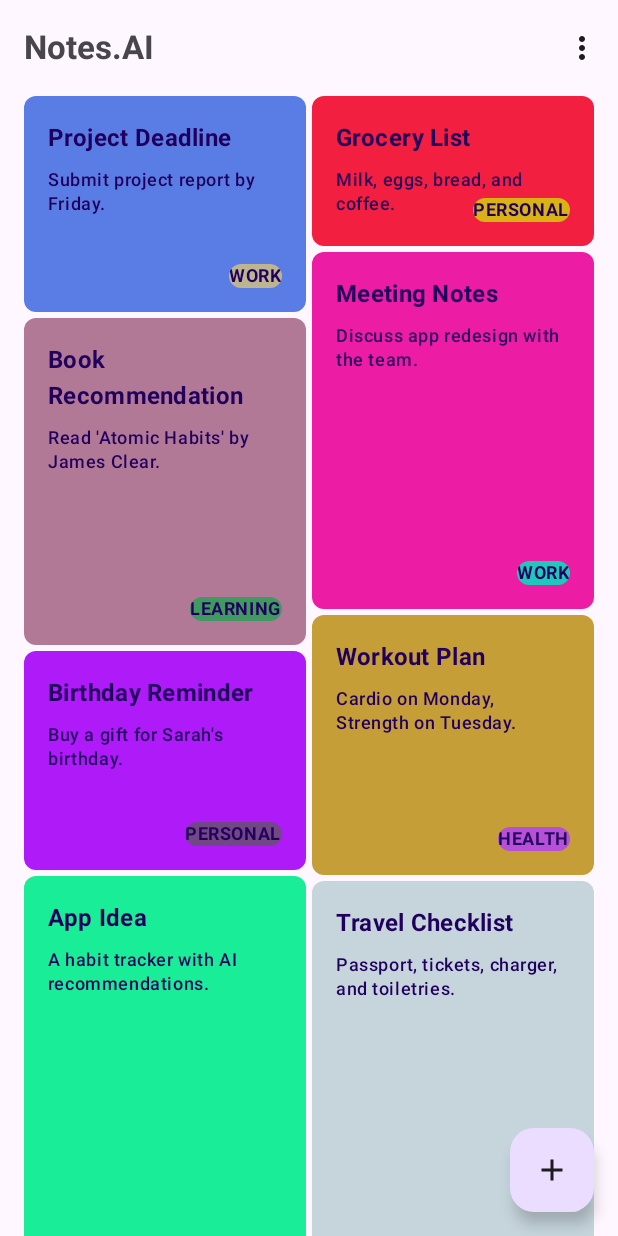
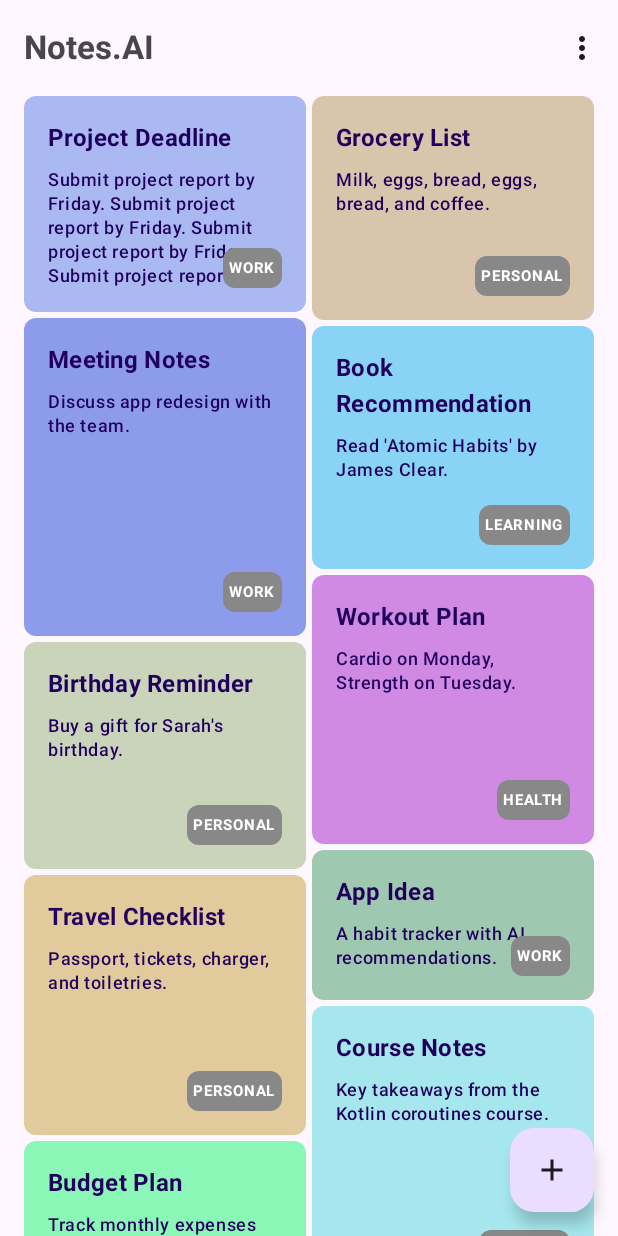
Before and after one commit to gonzalo-droid/RandomChallenge, an Android app built with Jetpack Compose: the NotesScreenRoute screen opened through its navigation route, on a phone screen of 412 x 824 dp. Run offline under Robolectric (Android 15) with nearby library versions, the phone set to English and light mode, and no system bars; our stand-ins replace Dagger/Hilt's generated code.

```diff
--- a/app/src/main/java/com/gondroid/noteai/presentation/navigation/NavigationRoot.kt
+++ b/app/src/main/java/com/gondroid/noteai/presentation/navigation/NavigationRoot.kt
@@ -9,8 +9,8 @@ import androidx.navigation.NavHostController
 import androidx.navigation.compose.NavHost
 import androidx.navigation.compose.composable
 import com.gondroid.noteai.presentation.screens.TestScreenRoot
-import com.gondroid.noteai.presentation.screens.detail.TaskScreenRoot
-import com.gondroid.noteai.presentation.screens.detail.TaskViewModel
+import com.gondroid.noteai.presentation.screens.taskCreate.TaskScreenRoot
+import com.gondroid.noteai.presentation.screens.taskCreate.TaskCreateViewModel
 import com.gondroid.noteai.presentation.screens.home.HomeScreenRoot
 import com.gondroid.noteai.presentation.screens.home.HomeScreenViewModel
 import com.gondroid.noteai.presentation.screens.notes.NotesScreenRoot
@@ -44,7 +44,7 @@ fun NavigationRoot(
             }
 
             composable<TaskScreenRoute> {
-                val taskViewModel = hiltViewModel<TaskViewModel>()
+                val taskViewModel = hiltViewModel<TaskCreateViewModel>()
                 TaskScreenRoot(
                     viewModel = taskViewModel,
                     navigateBack = {
--- a/app/src/main/java/com/gondroid/noteai/presentation/screens/detail/TaskEvent.kt
+++ /dev/null
@@ -1,5 +0,0 @@
-package com.gondroid.noteai.presentation.screens.detail
-
-sealed interface TaskEvent{
-    data object TaskCreated: TaskEvent
-}
--- a/app/src/main/java/com/gondroid/noteai/presentation/screens/home/components/NoteItem.kt
+++ b/app/src/main/java/com/gondroid/noteai/presentation/screens/home/components/NoteItem.kt
@@ -1,6 +1,7 @@
 package com.gondroid.noteai.presentation.screens.home.components
 
 import androidx.compose.foundation.background
+import androidx.compose.foundation.clickable
 import androidx.compose.foundation.layout.Arrangement
 import androidx.compose.foundation.layout.Box
 import androidx.compose.foundation.layout.Column
@@ -21,6 +22,7 @@ import androidx.compose.ui.text.font.FontWeight
 import androidx.compose.ui.text.style.TextOverflow
 import androidx.compose.ui.tooling.preview.Preview
 import androidx.compose.ui.unit.dp
+import androidx.compose.ui.unit.sp
 import com.gondroid.noteai.domain.Category
 import com.gondroid.noteai.domain.Note
 import com.gondroid.noteai.ui.theme.NoteAppTheme
@@ -59,7 +61,10 @@ fun NoteItem(
             .height(randomHeight.dp)
             .clip(RoundedCornerShape(8.dp))
             .background(randomColor())
-            .padding(16.dp),
+            .padding(16.dp)
+            .clickable {
+                onItemSelected()
+            },
     ) {
         Column(
             horizontalAlignment = Alignment.Start,
@@ -90,11 +95,14 @@ fun NoteItem(
         }
         Text(
             text = note.category?.name ?: "",
-            style = MaterialTheme.typography.bodySmall,
             fontWeight = FontWeight.Bold,
-            color = MaterialTheme.colorScheme.onPrimaryContainer,
-            modifier = Modifier.align(Alignment.BottomEnd).clip(RoundedCornerShape(8.dp))
-                .background(randomColor())
+            fontSize = 10.sp,
+            color = Color.White,
+            modifier = Modifier
+                .align(Alignment.BottomEnd)
+                .clip(RoundedCornerShape(8.dp))
+                .background(Color.Gray)
+                .padding(horizontal = 4.dp, vertical = 1.dp)
         )
     }
 }
@@ -104,6 +112,6 @@ fun randomColor(): Color {
         red = Random.nextFloat(),
         green = Random.nextFloat(),
         blue = Random.nextFloat(),
-        alpha = 1f
+        alpha = 0.5f
     )
 }
--- a/app/src/main/java/com/gondroid/noteai/presentation/screens/notes/NotesScreen.kt
+++ b/app/src/main/java/com/gondroid/noteai/presentation/screens/notes/NotesScreen.kt
@@ -129,13 +129,13 @@ fun NotesScreen(
             Note(
                 id = "1",
                 title = "Project Deadline",
-                content = "Submit project report by Friday.",
+                content = "Submit project report by Friday. Submit project report by Friday. Submit project report by Friday. Submit project report by Friday.",
                 category = Category.WORK
             ),
             Note(
                 id = "2",
                 title = "Grocery List",
-                content = "Milk, eggs, bread, and coffee.",
+                content = "Milk, eggs, bread, eggs, bread, and coffee.",
                 category = Category.PERSONAL
             ),
             Note(
@@ -185,6 +185,24 @@ fun NotesScreen(
                 title = "Budget Plan",
                 content = "Track monthly expenses and savings.",
                 category = Category.FINANCE
+            ),
+            Note(
+                id = "11",
+                title = "Travel Checklist",
+                content = "Passport, tickets, charger, and toiletries.",
+                category = Category.PERSONAL
+            ),
+            Note(
+                id = "12",
+                title = "Course Notes",
+                content = "Key takeaways from the Kotlin coroutines course.",
+                category = Category.LEARNING
+            ),
+            Note(
+                id = "13",
+                title = "Budget Plan",
+                content = "Track monthly expenses and savings.",
+                category = Category.FINANCE
             )
         )
 
--- a/app/src/main/java/com/gondroid/noteai/presentation/screens/detail/ActionTask.kt
+++ b/app/src/main/java/com/gondroid/noteai/presentation/screens/taskCreate/ActionTask.kt
@@ -1,4 +1,4 @@
-package com.gondroid.noteai.presentation.screens.detail
+package com.gondroid.noteai.presentation.screens.taskCreate
 
 import com.gondroid.noteai.domain.Category
 
--- /dev/null
+++ b/app/src/main/java/com/gondroid/noteai/presentation/screens/taskCreate/TaskCreateEvent.kt
@@ -0,0 +1,5 @@
+package com.gondroid.noteai.presentation.screens.taskCreate
+
+sealed interface TaskCreateEvent{
+    data object TaskCreated: TaskCreateEvent
+}
--- a/app/src/main/java/com/gondroid/noteai/presentation/screens/detail/TaskScreenState.kt
+++ b/app/src/main/java/com/gondroid/noteai/presentation/screens/taskCreate/TaskCreateScreenState.kt
@@ -1,9 +1,9 @@
-package com.gondroid.noteai.presentation.screens.detail
+package com.gondroid.noteai.presentation.screens.taskCreate
 
 import androidx.compose.foundation.text.input.TextFieldState
 import com.gondroid.noteai.domain.Category
 
-data class TaskScreenState(
+data class TaskCreateScreenState(
     val taskName: TextFieldState = TextFieldState(),
     val taskDescription: TextFieldState = TextFieldState(),
     val isTaskDone: Boolean = false,
```
Also changed, not shown: app/src/main/java/com/gondroid/noteai/presentation/screens/taskCreate/TaskCreateScreen.kt (renamed from app/src/main/java/com/gondroid/noteai/presentation/screens/detail/TaskScreen.kt, +7 -7 lines), app/src/main/java/com/gondroid/noteai/presentation/screens/taskCreate/TaskCreateViewModel.kt (renamed from app/src/main/java/com/gondroid/noteai/presentation/screens/detail/TaskViewModel.kt, +6 -6 lines), app/src/main/java/com/gondroid/noteai/presentation/screens/taskCreate/providers/TaskScreenStatePreviewProvider.kt (renamed from app/src/main/java/com/gondroid/noteai/presentation/screens/detail/providers/TaskScreenStatePreviewProvider.kt, +9 -9 lines).
